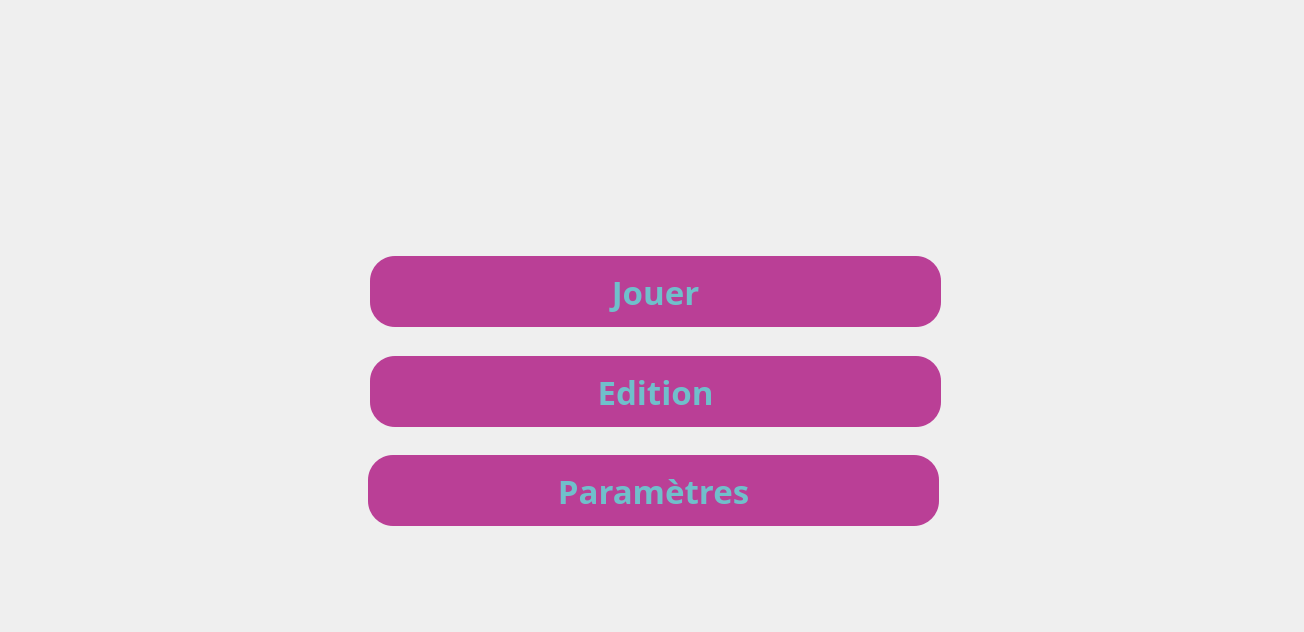
First picture: the form in ApplicationPC/mainwindow.ui, repository Cortard/RobotRicochetSolver, before the edit.
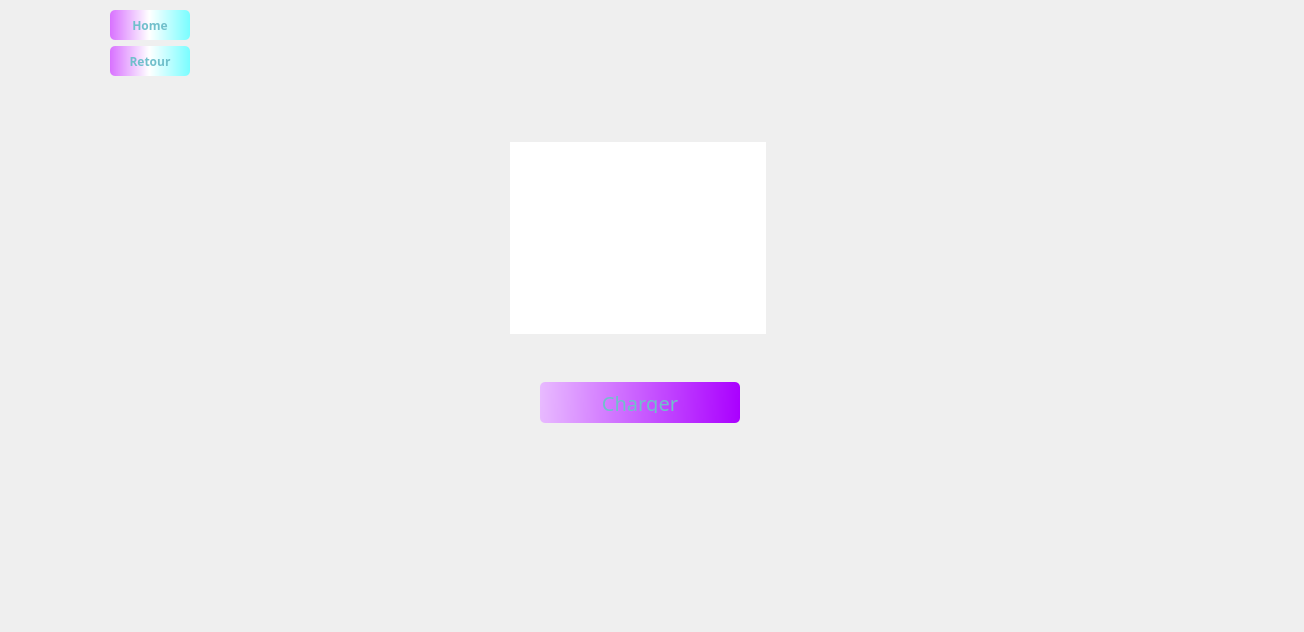
Second picture: the form after the edit. The open tabs and pages were chosen to show the change. Icons and pictures are not drawn.

What changed in the file:
```diff
--- a/ApplicationPC/mainwindow.ui
+++ b/ApplicationPC/mainwindow.ui
@@ -2677,6 +2677,207 @@
        </property>
       </widget>
      </widget>
+     <widget class="QWidget" name="pagecharger">
+      <widget class="QWidget" name="verticalLayoutWidget_10">
+       <property name="geometry">
+        <rect>
+         <x>10</x>
+         <y>10</y>
+         <width>1261</width>
+         <height>601</height>
+        </rect>
+       </property>
+       <layout class="QGridLayout" name="gridLayout_12">
+        <property name="leftMargin">
+         <number>100</number>
+        </property>
+        <property name="rightMargin">
+         <number>100</number>
+        </property>
+        <property name="bottomMargin">
+         <number>100</number>
+        </property>
+        <item row="1" column="0" alignment="Qt::AlignLeft">
+         <widget class="QPushButton" name="Home_6">
+          <property name="minimumSize">
+           <size>
+            <width>80</width>
+            <height>30</height>
+           </size>
+          </property>
+          <property name="maximumSize">
+           <size>
+            <width>80</width>
+            <height>30</height>
+           </size>
+          </property>
+          <property name="font">
+           <font>
+            <family>Quicksand Medium</family>
+            <bold>true</bold>
+           </font>
+          </property>
+          <property name="styleSheet">
+           <string notr="true">QPushButton#Home_6 {
+    background-color: qlineargradient(spread:pad, x1:0, y1:0, x2:1, y2:0, stop:0 rgba(216, 113, 255, 255), stop:0.489712 rgba(255, 255, 255, 255), stop:1 rgba(121, 253, 255, 255));
+	border:none;
+	border-radius: 5px;
+	padding:10px;
+	color : #70bfcb;
+}
+
+QPushButton#Home_6:hover {
+    background-color: #9c2579;
+}
+
+QPushButton#Home_6:pressed {
+    background-color: #9c2579;     
+}
+
+</string>
+          </property>
+          <property name="text">
+           <string>Home</string>
+          </property>
+         </widget>
+        </item>
+        <item row="2" column="0" alignment="Qt::AlignLeft">
+         <widget class="QPushButton" name="Retour_6">
+          <property name="minimumSize">
+           <size>
+            <width>80</width>
+            <height>30</height>
+           </size>
+          </property>
+          <property name="maximumSize">
+           <size>
+            <width>80</width>
+            <height>30</height>
+           </size>
+          </property>
+          <property name="font">
+           <font>
+            <family>Quicksand Medium</family>
+            <bold>true</bold>
+           </font>
+          </property>
+          <property name="styleSheet">
+           <string notr="true">QPushButton#Retour_6 {
+    background-color: qlineargradient(spread:pad, x1:0, y1:0, x2:1, y2:0, stop:0 rgba(216, 113, 255, 255), stop:0.489712 rgba(255, 255, 255, 255), stop:1 rgba(121, 253, 255, 255));
+	border:none;
+	border-radius: 5px;
+	padding:10px;
+	color : #70bfcb;
+}
+
+QPushButton#Retour_6:hover {
+    background-color: #9c2579;
+}
+
+QPushButton#Retour_6:pressed {
+    background-color: #9c2579;     
+}
+
+</string>
+          </property>
+          <property name="text">
+           <string>Retour</string>
+          </property>
+         </widget>
+        </item>
+        <item row="3" column="0">
+         <layout class="QHBoxLayout" name="horizontalLayout_6">
+          <property name="spacing">
+           <number>100</number>
+          </property>
+          <property name="leftMargin">
+           <number>100</number>
+          </property>
+          <property name="rightMargin">
+           <number>100</number>
+          </property>
+          <item>
+           <layout class="QVBoxLayout" name="verticalLayout_2">
+            <item>
+             <widget class="QFrame" name="frame_5">
+              <property name="styleSheet">
+               <string notr="true">border:none;</string>
+              </property>
+              <property name="frameShape">
+               <enum>QFrame::StyledPanel</enum>
+              </property>
+              <property name="frameShadow">
+               <enum>QFrame::Raised</enum>
+              </property>
+              <widget class="QPushButton" name="pushPlateau_2">
+               <property name="geometry">
+                <rect>
+                 <x>330</x>
+                 <y>300</y>
+                 <width>200</width>
+                 <height>41</height>
+                </rect>
+               </property>
+               <property name="minimumSize">
+                <size>
+                 <width>200</width>
+                 <height>0</height>
+                </size>
+               </property>
+               <property name="maximumSize">
+                <size>
+                 <width>200</width>
+                 <height>100</height>
+                </size>
+               </property>
+               <property name="font">
+                <font>
+                 <family>Quicksand Medium</family>
+                 <pointsize>15</pointsize>
+                </font>
+               </property>
+               <property name="styleSheet">
+                <string notr="true">QPushButton#pushPlateau_2 {
+    background-color: qlineargradient(spread:pad, x1:0, y1:0.477, x2:1, y2:0.483, stop:0 rgba(232, 186, 255, 255), stop:1 rgba(170, 0, 255, 255));
+	border:none;
+	border-radius: 5px;
+	padding:10px;
+	color : #70bfcb;
+}
+
+QPushButton#pushPlateau_2:hover {
+    background-color: #9c2579;
+}
+
+QPushButton#pushPlateau_2:pressed {
+    background-color: #9c2579;     
+}
+
+</string>
+               </property>
+               <property name="text">
+                <string>Charger</string>
+               </property>
+              </widget>
+              <widget class="QListWidget" name="listWidget_2">
+               <property name="geometry">
+                <rect>
+                 <x>300</x>
+                 <y>60</y>
+                 <width>256</width>
+                 <height>192</height>
+                </rect>
+               </property>
+              </widget>
+             </widget>
+            </item>
+           </layout>
+          </item>
+         </layout>
+        </item>
+       </layout>
+      </widget>
+     </widget>
     </widget>
    </widget>
   </widget>
```
